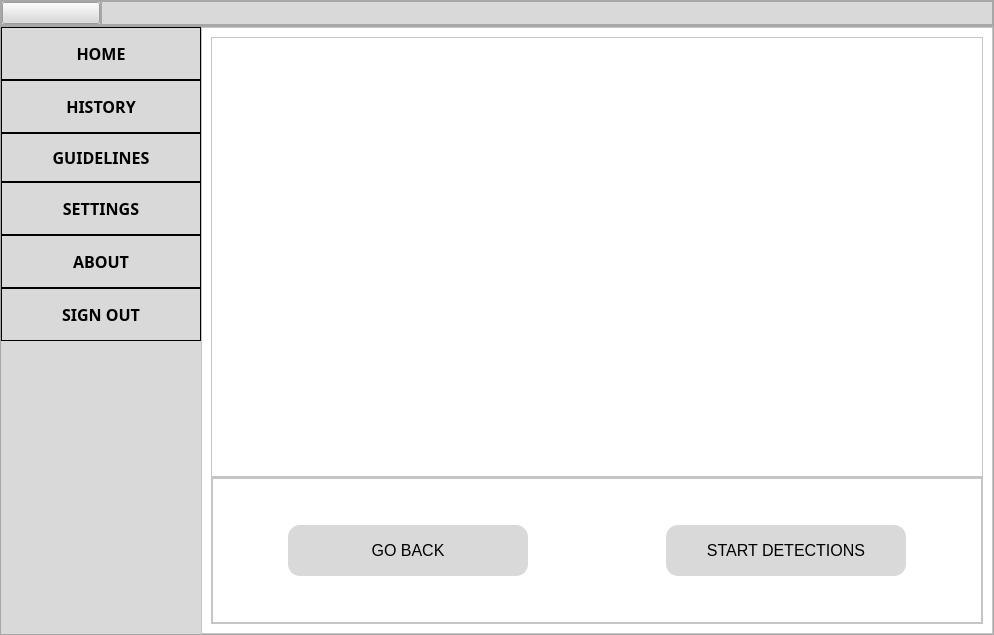
Above: ui/interface.ui from Mani-mk-mk/Wireless_Extraction before the change. Below: the same form after it.
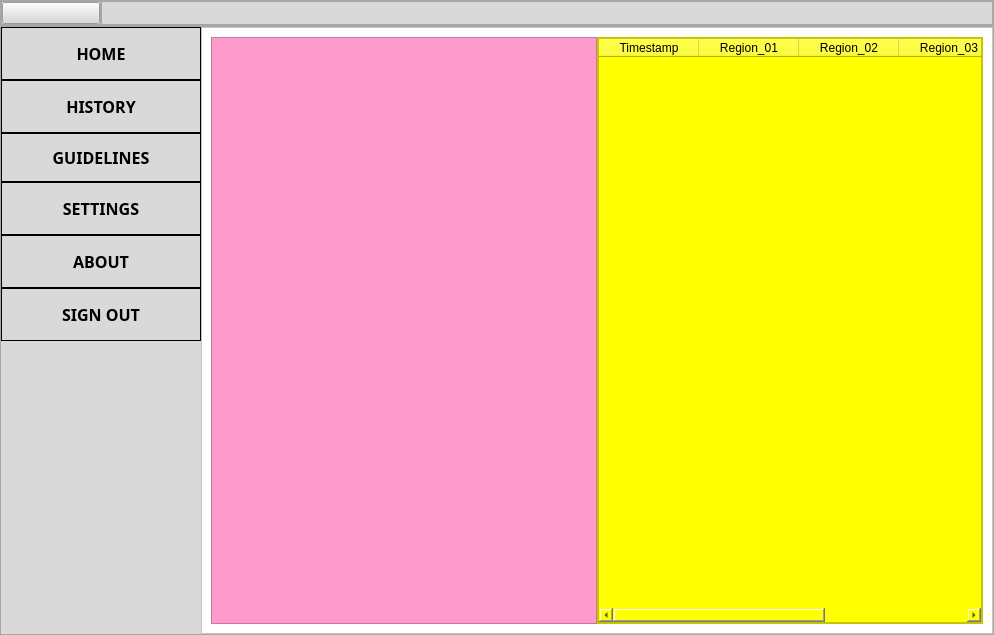
That is the form after the change. Icons and pictures are not drawn.

Commit message: Home page complete

Diff of the .ui file:
```diff
--- a/ui/interface.ui
+++ b/ui/interface.ui
@@ -454,7 +454,7 @@
              <string notr="true"/>
             </property>
             <property name="currentIndex">
-             <number>1</number>
+             <number>2</number>
             </property>
             <widget class="QWidget" name="home_page">
              <layout class="QVBoxLayout" name="verticalLayout_3">
@@ -1136,6 +1136,175 @@
               </item>
              </layout>
             </widget>
+            <widget class="QWidget" name="upload_page">
+             <layout class="QHBoxLayout" name="horizontalLayout_4">
+              <property name="spacing">
+               <number>0</number>
+              </property>
+              <property name="leftMargin">
+               <number>0</number>
+              </property>
+              <property name="topMargin">
+               <number>0</number>
+              </property>
+              <property name="rightMargin">
+               <number>0</number>
+              </property>
+              <property name="bottomMargin">
+               <number>0</number>
+              </property>
+              <item>
+               <widget class="QFrame" name="frame_10">
+                <property name="styleSheet">
+                 <string notr="true">background-color: rgb(255, 155, 204);</string>
+                </property>
+                <property name="frameShape">
+                 <enum>QFrame::StyledPanel</enum>
+                </property>
+                <property name="frameShadow">
+                 <enum>QFrame::Raised</enum>
+                </property>
+                <layout class="QVBoxLayout" name="verticalLayout_10">
+                 <property name="spacing">
+                  <number>0</number>
+                 </property>
+                 <property name="leftMargin">
+                  <number>0</number>
+                 </property>
+                 <property name="topMargin">
+                  <number>0</number>
+                 </property>
+                 <property name="rightMargin">
+                  <number>0</number>
+                 </property>
+                 <property name="bottomMargin">
+                  <number>0</number>
+                 </property>
+                 <item>
+                  <widget class="QLabel" name="label">
+                   <property name="sizePolicy">
+                    <sizepolicy hsizetype="Preferred" vsizetype="Preferred">
+                     <horstretch>0</horstretch>
+                     <verstretch>2</verstretch>
+                    </sizepolicy>
+                   </property>
+                   <property name="text">
+                    <string/>
+                   </property>
+                   <property name="alignment">
+                    <set>Qt::AlignCenter</set>
+                   </property>
+                  </widget>
+                 </item>
+                 <item>
+                  <widget class="QLabel" name="label_2">
+                   <property name="sizePolicy">
+                    <sizepolicy hsizetype="Preferred" vsizetype="Preferred">
+                     <horstretch>0</horstretch>
+                     <verstretch>1</verstretch>
+                    </sizepolicy>
+                   </property>
+                   <property name="text">
+                    <string/>
+                   </property>
+                   <property name="alignment">
+                    <set>Qt::AlignCenter</set>
+                   </property>
+                  </widget>
+                 </item>
+                 <item>
+                  <spacer name="horizontalSpacer_2">
+                   <property name="orientation">
+                    <enum>Qt::Horizontal</enum>
+                   </property>
+                   <property name="sizeHint" stdset="0">
+                    <size>
+                     <width>40</width>
+                     <height>20</height>
+                    </size>
+                   </property>
+                  </spacer>
+                 </item>
+                 <item>
+                  <widget class="QLabel" name="label_3">
+                   <property name="sizePolicy">
+                    <sizepolicy hsizetype="Preferred" vsizetype="Preferred">
+                     <horstretch>0</horstretch>
+                     <verstretch>1</verstretch>
+                    </sizepolicy>
+                   </property>
+                   <property name="text">
+                    <string/>
+                   </property>
+                   <property name="alignment">
+                    <set>Qt::AlignCenter</set>
+                   </property>
+                  </widget>
+                 </item>
+                </layout>
+               </widget>
+              </item>
+              <item>
+               <widget class="QFrame" name="frame_11">
+                <property name="styleSheet">
+                 <string notr="true">background-color: rgb(255, 255, 0);</string>
+                </property>
+                <property name="frameShape">
+                 <enum>QFrame::StyledPanel</enum>
+                </property>
+                <property name="frameShadow">
+                 <enum>QFrame::Raised</enum>
+                </property>
+                <layout class="QGridLayout" name="gridLayout">
+                 <property name="leftMargin">
+                  <number>0</number>
+                 </property>
+                 <property name="topMargin">
+                  <number>0</number>
+                 </property>
+                 <property name="rightMargin">
+                  <number>0</number>
+                 </property>
+                 <property name="bottomMargin">
+                  <number>0</number>
+                 </property>
+                 <property name="spacing">
+                  <number>0</number>
+                 </property>
+                 <item row="0" column="0">
+                  <widget class="QTableWidget" name="tableWidget_2">
+                   <column>
+                    <property name="text">
+                     <string>Timestamp</string>
+                    </property>
+                   </column>
+                   <column>
+                    <property name="text">
+                     <string>Region_01</string>
+                    </property>
+                   </column>
+                   <column>
+                    <property name="text">
+                     <string>Region_02</string>
+                    </property>
+                   </column>
+                   <column>
+                    <property name="text">
+                     <string>Region_03</string>
+                    </property>
+                   </column>
+                   <column>
+                    <property name="text">
+                     <string>Region_04</string>
+                    </property>
+                   </column>
+                  </widget>
+                 </item>
+                </layout>
+               </widget>
+              </item>
+             </layout>
+            </widget>
            </widget>
           </item>
          </layout>
```
Left out of the diff: 73 changed lines with no effect on the pictures.
